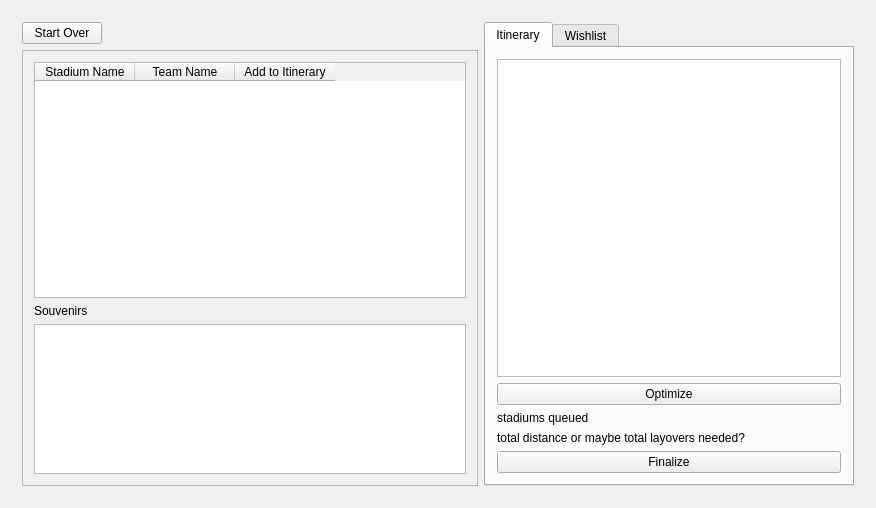
Old version of the form Baseball-Itinerary-Program/primewin.ui in the repository xavierliancw/Based-Itinerary.
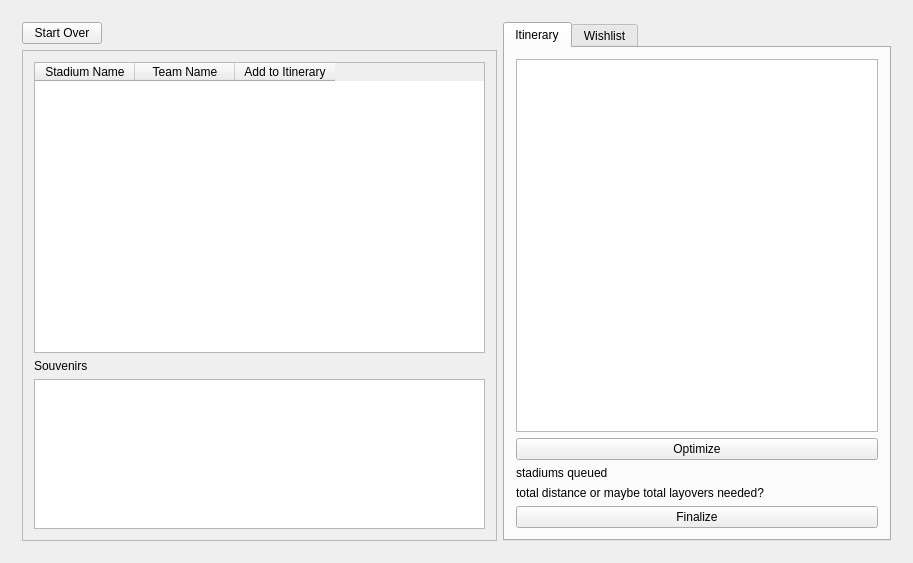
New version of the form. The open tabs and pages were chosen to show the change.

Commit message: Add add and remove button to itin page

Patch:
```diff
--- a/Baseball-Itinerary-Program/primewin.ui
+++ b/Baseball-Itinerary-Program/primewin.ui
@@ -6,8 +6,8 @@
    <rect>
     <x>0</x>
     <y>0</y>
-    <width>829</width>
-    <height>478</height>
+    <width>913</width>
+    <height>563</height>
    </rect>
   </property>
   <property name="windowTitle">
@@ -833,6 +833,12 @@
           <layout class="QVBoxLayout" name="verticalLayout_5">
            <item>
             <widget class="QTableWidget" name="tableWidget">
+             <attribute name="horizontalHeaderVisible">
+              <bool>true</bool>
+             </attribute>
+             <attribute name="verticalHeaderVisible">
+              <bool>false</bool>
+             </attribute>
              <column>
               <property name="text">
                <string>Stadium Name</string>
```
Left out of the diff: 4 changed lines with no effect on the pictures. The commit also changes 4 other files.
